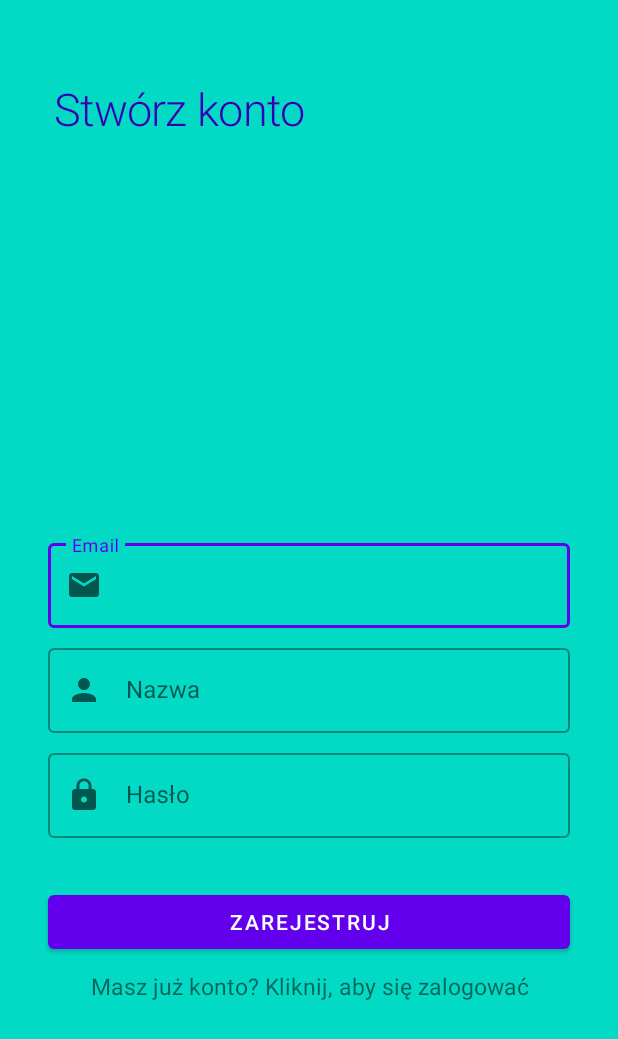
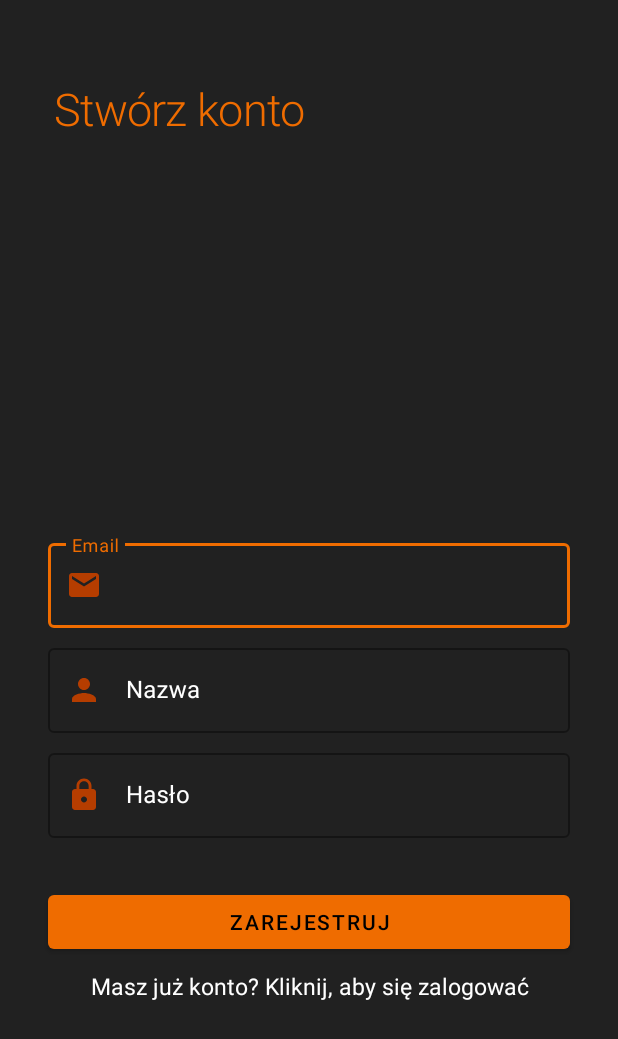
Before and after one commit to kamilaudiotour/Car_Api, an Android app: the layout fragment_register.xml on its own in the app's theme, with its tools: preview values and no code run, on a phone screen of 412 x 824 dp. Shown: the top 1039 px of the screen. Run offline under Robolectric (Android 15) with nearby library versions, the phone set to English and light mode, and no system bars; network calls fail.

Commit message:
added navigation between register and login fragments

```diff
--- a/app/src/main/java/com/example/carapi/util/FirebaseUtils.kt
+++ b/app/src/main/java/com/example/carapi/util/FirebaseUtils.kt
@@ -1,9 +1,11 @@
 package com.example.carapi.util
 
 import com.google.android.gms.tasks.Task
+import kotlinx.coroutines.ExperimentalCoroutinesApi
 import kotlinx.coroutines.suspendCancellableCoroutine
 import kotlin.coroutines.resumeWithException
 
+@OptIn(ExperimentalCoroutinesApi::class)
 suspend fun <T> Task<T>.await() : T{
     return suspendCancellableCoroutine { cont ->
         addOnCompleteListener{
--- a/app/src/main/res/layout/fragment_register.xml
+++ b/app/src/main/res/layout/fragment_register.xml
@@ -5,7 +5,7 @@
     <androidx.constraintlayout.widget.ConstraintLayout
         android:layout_width="match_parent"
         android:layout_height="match_parent"
-        android:background="@color/teal_200">
+        android:background="@color/secondary">
 
         <ProgressBar
             android:id="@+id/progress_bar"
@@ -24,7 +24,7 @@
             android:layout_height="wrap_content"
             android:layout_marginTop="52dp"
             android:text="@string/register_tv"
-            android:textColor="@color/purple_700"
+            android:textColor="@color/primary"
             android:textSize="30sp"
             app:layout_constraintEnd_toEndOf="parent"
             app:layout_constraintHorizontal_bias="0.148"
@@ -40,10 +40,12 @@
             android:layout_marginTop="264dp"
             android:layout_marginEnd="32dp"
             android:hint="@string/email_hint"
+            android:textColorHint="@color/white"
             app:layout_constraintEnd_toEndOf="parent"
             app:layout_constraintStart_toStartOf="parent"
             app:layout_constraintTop_toBottomOf="@+id/headline_tv"
-            app:startIconDrawable="@drawable/ic_email">
+            app:startIconDrawable="@drawable/ic_email"
+            app:startIconTint="@color/primary_dark">
 
             <com.google.android.material.textfield.TextInputEditText
                 android:id="@+id/email_et"
@@ -59,18 +61,20 @@
             android:layout_width="match_parent"
             android:layout_height="wrap_content"
             android:layout_marginStart="32dp"
+            android:layout_marginTop="8dp"
             android:layout_marginEnd="32dp"
-            android:layout_marginTop="8dp"
             android:hint="@string/name_hint"
+            android:textColorHint="@color/white"
             app:layout_constraintEnd_toEndOf="parent"
             app:layout_constraintStart_toStartOf="parent"
             app:layout_constraintTop_toBottomOf="@id/email_et_layout"
-            app:startIconDrawable="@drawable/ic_name">
+            app:startIconDrawable="@drawable/ic_name"
+            app:startIconTint="@color/primary_dark">
 
-        <com.google.android.material.textfield.TextInputEditText
-            android:id="@+id/name_et"
-            android:layout_width="match_parent"
-            android:layout_height="wrap_content" />
+            <com.google.android.material.textfield.TextInputEditText
+                android:id="@+id/name_et"
+                android:layout_width="match_parent"
+                android:layout_height="wrap_content" />
         </com.google.android.material.textfield.TextInputLayout>
 
 
@@ -83,10 +87,12 @@
             android:layout_marginTop="8dp"
             android:layout_marginEnd="32dp"
             android:hint="@string/password_hint"
+            android:textColorHint="@color/white"
             app:layout_constraintEnd_toEndOf="parent"
             app:layout_constraintStart_toStartOf="parent"
             app:layout_constraintTop_toBottomOf="@+id/name_et_layout"
-            app:startIconDrawable="@drawable/ic_password">
+            app:startIconDrawable="@drawable/ic_password"
+            app:startIconTint="@color/primary_dark">
 
             <com.google.android.material.textfield.TextInputEditText
                 android:id="@+id/password_et"
@@ -103,6 +109,7 @@
             android:layout_marginTop="32dp"
             android:layout_marginEnd="32dp"
             android:text="@string/register_btn"
+            android:textColor="@color/secondary_dark"
             app:layout_constraintEnd_toEndOf="parent"
             app:layout_constraintStart_toStartOf="parent"
             app:layout_constraintTop_toBottomOf="@+id/password_et_layout" />
@@ -113,14 +120,15 @@
             android:layout_height="wrap_content"
             android:layout_marginHorizontal="32dp"
             android:layout_marginTop="8dp"
+            android:clickable="true"
             android:text="@string/have_account_tv"
             android:textAlignment="center"
+            android:textColor="@color/white"
             android:textSize="15sp"
             app:layout_constraintEnd_toEndOf="parent"
             app:layout_constraintStart_toStartOf="parent"
-            app:layout_constraintTop_toBottomOf="@+id/register_btn" />
-
-
+            app:layout_constraintTop_toBottomOf="@+id/register_btn"
+            android:focusable="true" />
 
 
     </androidx.constraintlayout.widget.ConstraintLayout>
--- a/app/src/main/res/navigation/nav_graph.xml
+++ b/app/src/main/res/navigation/nav_graph.xml
@@ -23,7 +23,7 @@
         android:label="CarModelsFragment" />
     <fragment
         android:id="@+id/loginFragment"
-        android:name="com.example.carapi.ui.car.fragments.LoginFragment"
+        android:name="com.example.carapi.ui.login.fragments.LoginFragment"
         android:label="LoginFragment" >
         <action
             android:id="@+id/action_loginFragment_to_carFragment"
@@ -34,7 +34,7 @@
     </fragment>
     <fragment
         android:id="@+id/registerFragment"
-        android:name="com.example.carapi.ui.car.fragments.RegisterFragment"
+        android:name="com.example.carapi.ui.login.fragments.RegisterFragment"
         android:label="RegisterFragment" >
         <action
             android:id="@+id/action_registerFragment_to_carFragment"
--- a/app/src/main/res/values/colors.xml
+++ b/app/src/main/res/values/colors.xml
@@ -6,5 +6,11 @@
     <color name="teal_200">#FF03DAC5</color>
     <color name="teal_700">#FF018786</color>
     <color name="black">#FF000000</color>
-    <color name="white">#FFFFFFFF</color>
+    <color name="primary">#ef6c00</color>
+    <color name="primary_light">#ff9d3f</color>
+    <color name="primary_dark">#b53d00</color>
+    <color name="secondary">#212121</color>
+    <color name="secondary_light">#484848</color>
+    <color name="secondary_dark">#000000</color>
+    <color name="white">#FFFFFF</color>
 </resources>
--- a/app/src/main/res/values/themes.xml
+++ b/app/src/main/res/values/themes.xml
@@ -1,14 +1,14 @@
 <resources xmlns:tools="http://schemas.android.com/tools">
     <!-- Base application theme. -->
-    <style name="Theme.CarApi" parent="Theme.MaterialComponents.DayNight.DarkActionBar">
+    <style name="Theme.CarApi" parent="Theme.MaterialComponents.DayNight.NoActionBar">
         <!-- Primary brand color. -->
-        <item name="colorPrimary">@color/purple_500</item>
-        <item name="colorPrimaryVariant">@color/purple_700</item>
-        <item name="colorOnPrimary">@color/white</item>
+        <item name="colorPrimary">@color/primary</item>
+        <item name="colorPrimaryVariant">@color/primary_light</item>
+        <item name="colorOnPrimary">@color/primary_dark</item>
         <!-- Secondary brand color. -->
-        <item name="colorSecondary">@color/teal_200</item>
-        <item name="colorSecondaryVariant">@color/teal_700</item>
-        <item name="colorOnSecondary">@color/black</item>
+        <item name="colorSecondary">@color/secondary</item>
+        <item name="colorSecondaryVariant">@color/secondary_light</item>
+        <item name="colorOnSecondary">@color/secondary_dark</item>
         <!-- Status bar color. -->
         <item name="android:statusBarColor">?attr/colorPrimaryVariant</item>
         <!-- Customize your theme here. -->
```
Also changed, not shown: app/src/main/java/com/example/carapi/ui/login/fragments/LoginFragment.kt (renamed from app/src/main/java/com/example/carapi/ui/car/fragments/RegisterFragment.kt, +24 -15 lines), app/src/main/java/com/example/carapi/ui/login/fragments/RegisterFragment.kt (renamed from app/src/main/java/com/example/carapi/ui/car/fragments/LoginFragment.kt, +19 -24 lines), app/src/main/res/layout/fragment_login.xml (+17 -6 lines).
